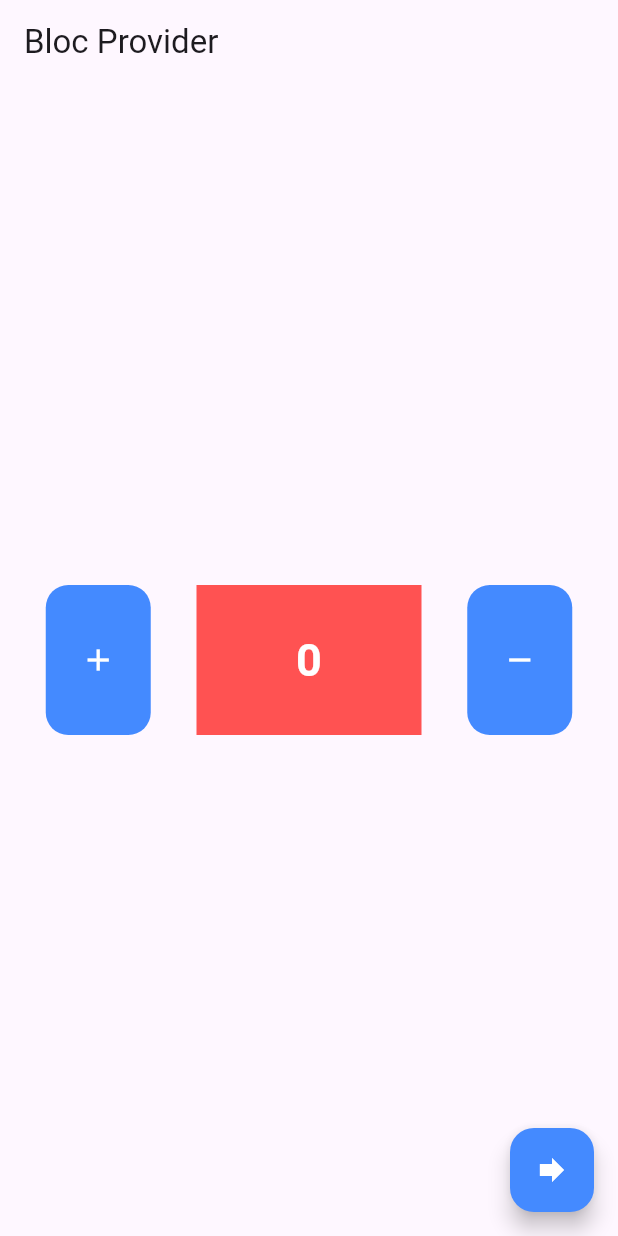
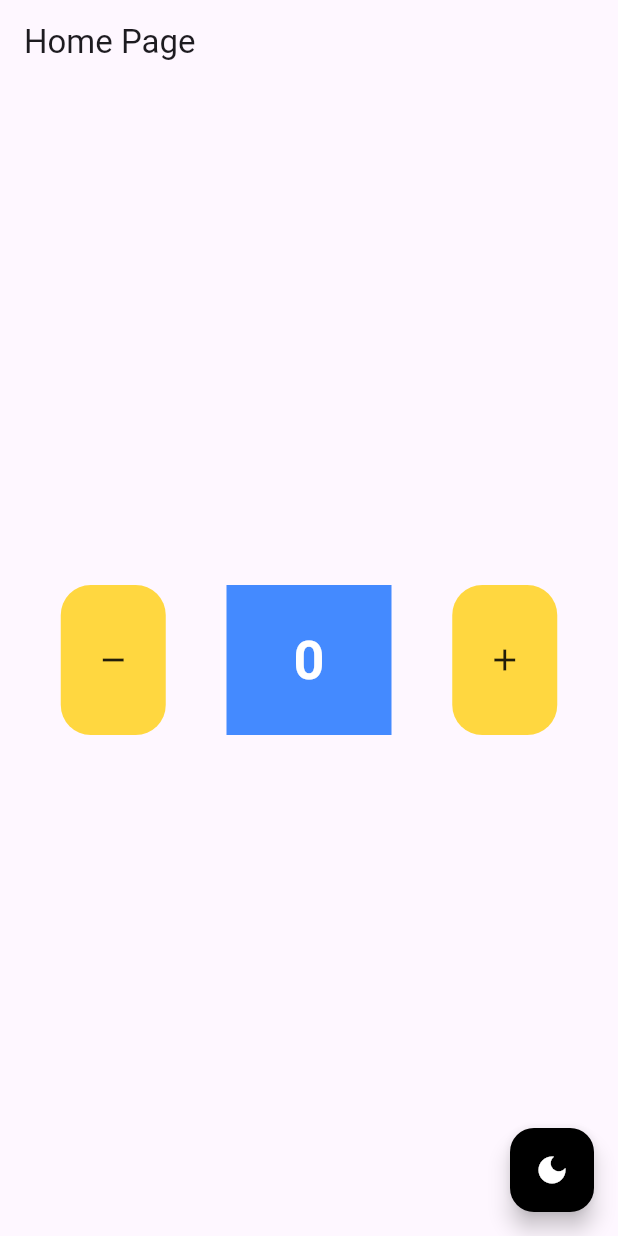
Before and after one commit to RizkyArdiansyahhh/flutter, a Flutter app: the screen it shows after launch, on a phone screen of 412 x 824 dp. Run offline on Flutter 3.47's test engine with Material 3 defaults, Android fonts, the phone set to English and light mode, and no system bars; our stand-ins replace flutter_bloc.

Commit message:
learn : Multi Bloc Provider

```diff
--- /dev/null
+++ b/lib/bloc/counterBloc.dart
@@ -0,0 +1,17 @@
+import 'dart:developer';
+
+import 'package:flutter_bloc/flutter_bloc.dart';
+
+class Counterbloc extends Cubit<int> {
+  Counterbloc({this.initialData = 0}) : super(initialData);
+  final int initialData;
+
+  void add() => emit(state + 1);
+  void remove() => emit(state - 1);
+
+  @override
+  void onChange(Change<int> change) {
+    super.onChange(change);
+    log("$change");
+  }
+}
--- /dev/null
+++ b/lib/bloc/themeBloc.dart
@@ -0,0 +1,15 @@
+import 'dart:developer';
+import 'package:flutter_bloc/flutter_bloc.dart';
+
+class Themebloc extends Cubit<bool> {
+  // if true => light mode (default)
+  // if false => dark mode
+  Themebloc() : super(true);
+
+  void changeMode() => emit(!state);
+
+  @override
+  void onChange(Change<bool> change) {
+    log("$change");
+  }
+}
--- a/lib/main.dart
+++ b/lib/main.dart
@@ -1,93 +1,31 @@
 import 'package:flutter/material.dart';
-import 'package:learn_flutter/number_card.dart';
-import 'package:learn_flutter/routes/routes.dart';
+import 'package:flutter_bloc/flutter_bloc.dart';
+import 'package:learn_flutter/bloc/counterBloc.dart';
+import 'package:learn_flutter/bloc/themeBloc.dart';
+import 'package:learn_flutter/pages/home_page.dart';
 
 void main() {
-  runApp(MainApp());
+  runApp(const MyApp());
 }
 
-class MainApp extends StatelessWidget {
-  MainApp({super.key});
-  final route = MyRoutes();
+class MyApp extends StatelessWidget {
+  const MyApp({super.key});
 
   @override
   Widget build(BuildContext context) {
-    print("rebuild");
-    return MaterialApp(
-        debugShowCheckedModeBanner: false,
-        onGenerateRoute: route.onGenerateRoute
-        // routes: {
-        //   "/": (context) => BlocProvider.value(
-        //         value: counterCubit,
-        //         child: ProviderPage(),
-        //       ),
-        //   "/second": (context) =>
-        //       BlocProvider.value(value: counterCubit, child: SecondPage()),
-        // },
-
-        // home: BlocProvider(
-        //   create: (context) => CounterCubit(),
-        //   child: ProviderPage(),
-        // ),
-        );
-  }
-}
-
-class MainPage extends StatelessWidget {
-  const MainPage({super.key});
-
-  @override
-  Widget build(BuildContext context) {
-    return Scaffold(
-      appBar: AppBar(
-        title: Text("Flutter Bloc v6.1.1 Demo"),
-      ),
-      body: Column(
-        mainAxisAlignment: MainAxisAlignment.center,
-        children: [
-          Row(
-            mainAxisAlignment: MainAxisAlignment.center,
-            children: [
-              NumberCard(
-                title: 'Number',
-                number: 0,
-              ),
-              SizedBox(
-                width: 40,
-              ),
-              NumberCard(
-                title: "Watch",
-                number: 0,
-              ),
-              SizedBox(
-                width: 40,
-              ),
-              NumberCard(
-                title: "Select",
-                number: 0,
-              ),
-            ],
-          ),
-          SizedBox(height: 40),
-          ElevatedButton(
-            onPressed: () {},
-            style: ElevatedButton.styleFrom(
-              backgroundColor: Colors.green[500],
-              shape: StadiumBorder(
-                side: BorderSide(
-                  color: Color(0xFF66BB6A),
-                  width: 2,
-                ),
-              ),
+    return BlocProvider(
+      create: (context) => Themebloc(),
+      child: BlocBuilder<Themebloc, bool>(
+        builder: (context, state) {
+          return MaterialApp(
+            theme: (state) ? ThemeData.light() : ThemeData.dark(),
+            debugShowCheckedModeBanner: false,
+            home: BlocProvider(
+              create: (context) => Counterbloc(),
+              child: const HomePage(),
             ),
-            child: Text(
-              "INCREMENT",
-              style: TextStyle(
-                color: Colors.white,
-              ),
-            ),
-          )
-        ],
+          );
+        },
       ),
     );
   }
--- /dev/null
+++ b/lib/pages/home_page.dart
@@ -0,0 +1,85 @@
+import 'package:flutter/material.dart';
+import 'package:flutter_bloc/flutter_bloc.dart';
+import 'package:learn_flutter/bloc/counterBloc.dart';
+import 'package:learn_flutter/bloc/themeBloc.dart';
+
+class HomePage extends StatelessWidget {
+  const HomePage({super.key});
+
+  @override
+  Widget build(BuildContext context) {
+    return Scaffold(
+      appBar: AppBar(
+        title: const Text("Home Page"),
+      ),
+      floatingActionButton: BlocBuilder<Themebloc, bool>(
+        builder: (context, state) {
+          return FloatingActionButton(
+            backgroundColor: (state) ? Colors.black : Colors.white,
+            onPressed: () {
+              context.read<Themebloc>().changeMode();
+            },
+            child: Icon(
+              (state) ? Icons.dark_mode : Icons.light_mode,
+              color: (state) ? Colors.white : Colors.black,
+            ),
+          );
+        },
+      ),
+      body: Column(
+        mainAxisAlignment: MainAxisAlignment.center,
+        children: [
+          Row(
+            mainAxisAlignment: MainAxisAlignment.spaceEvenly,
+            children: [
+              SizedBox(
+                width: 70,
+                height: 100,
+                child: Material(
+                  color: Colors.amberAccent,
+                  borderRadius: BorderRadius.circular(20),
+                  child: InkWell(
+                      onTap: () {
+                        context.read<Counterbloc>().remove();
+                      },
+                      child: const Icon(Icons.remove)),
+                ),
+              ),
+              Container(
+                width: 110,
+                height: 100,
+                color: Colors.blueAccent,
+                child: Center(
+                  child: BlocBuilder<Counterbloc, int>(
+                    builder: (context, state) {
+                      return Text(
+                        "$state",
+                        style: const TextStyle(
+                            fontSize: 36,
+                            fontWeight: FontWeight.bold,
+                            color: Colors.white),
+                      );
+                    },
+                  ),
+                ),
+              ),
+              SizedBox(
+                width: 70,
+                height: 100,
+                child: Material(
+                  color: Colors.amberAccent,
+                  borderRadius: BorderRadius.circular(20),
+                  child: InkWell(
+                      onTap: () {
+                        context.read<Counterbloc>().add();
+                      },
+                      child: const Icon(Icons.add)),
+                ),
+              ),
+            ],
+          )
+        ],
+      ),
+    );
+  }
+}
--- a/lib/provider_page.dart
+++ /dev/null
@@ -1,85 +0,0 @@
-import 'package:flutter/material.dart';
-import 'package:flutter_bloc/flutter_bloc.dart';
-import 'package:learn_flutter/Other/second_page.dart';
-import 'package:learn_flutter/widgets/data_widget.dart';
-import 'cubitPage.dart';
-
-class ProviderPage extends StatelessWidget {
-  const ProviderPage({super.key});
-
-  @override
-  Widget build(BuildContext context) {
-    final CounterCubit counterCubit = context.read<CounterCubit>();
-    return Scaffold(
-      appBar: AppBar(
-        title: const Text("Bloc Provider"),
-      ),
-      floatingActionButton: FloatingActionButton(
-        onPressed: () {
-          Navigator.pushNamed(context, "/second");
-          // Navigator.of(context).push(
-          //   MaterialPageRoute(
-          //       builder: (context) => BlocProvider.value(
-          //             value: counterCubit,
-          //             child: SecondPage(),
-          //           )),
-          // );
-        },
-        backgroundColor: Colors.blueAccent,
-        child: const Icon(
-          Icons.forward,
-          color: Colors.white,
-        ),
-      ),
-      body: Column(
-        mainAxisAlignment: MainAxisAlignment.center,
-        children: [
-          Row(
-            mainAxisAlignment: MainAxisAlignment.spaceEvenly,
-            children: [
-              Material(
-                borderRadius: BorderRadius.circular(15),
-                color: Colors.blueAccent,
-                child: InkWell(
-                  onTap: () {
-                    counterCubit.increment();
-                  },
-                  child: const SizedBox(
-                    width: 70,
-                    height: 100,
-                    child: Center(
-                      child: Icon(
-                        Icons.add,
-                        color: Colors.white,
-                      ),
-                    ),
-                  ),
-                ),
-              ),
-              DataWidget(),
-              Material(
-                borderRadius: BorderRadius.circular(15),
-                color: Colors.blueAccent,
-                child: InkWell(
-                  onTap: () {
-                    counterCubit.decrement();
-                  },
-                  child: const SizedBox(
-                    width: 70,
-                    height: 100,
-                    child: Center(
-                      child: Icon(
-                        Icons.remove,
-                        color: Colors.white,
-                      ),
-                    ),
-                  ),
-                ),
-              ),
-            ],
-          ),
-        ],
-      ),
-    );
-  }
-}
--- a/lib/routes/routes.dart
+++ /dev/null
@@ -1,29 +0,0 @@
-import 'package:flutter/material.dart';
-import 'package:flutter_bloc/flutter_bloc.dart';
-import 'package:learn_flutter/404/404.dart';
-import 'package:learn_flutter/Other/second_page.dart';
-import 'package:learn_flutter/cubitPage.dart';
-import 'package:learn_flutter/provider_page.dart';
-
-class MyRoutes {
-  final CounterCubit counterCubit = CounterCubit();
-
-  Route onGenerateRoute(RouteSettings settings) {
-    switch (settings.name) {
-      case "/":
-        return MaterialPageRoute(
-            builder: (context) => BlocProvider.value(
-                  value: counterCubit,
-                  child: ProviderPage(),
-                ));
-      case "/second":
-        return MaterialPageRoute(
-            builder: (_) => BlocProvider.value(
-                  value: counterCubit,
-                  child: SecondPage(),
-                ));
-      default:
-        return MaterialPageRoute(builder: (_) => NotFoundPage());
-    }
-  }
-}
--- a/lib/widgets/center_widget.dart
+++ /dev/null
@@ -1,24 +0,0 @@
-import 'package:flutter/material.dart';
-import 'package:flutter_bloc/flutter_bloc.dart';
-import 'package:learn_flutter/cubitPage.dart';
-
-class CenterWidget extends StatelessWidget {
-  const CenterWidget({
-    super.key,
-  });
-
-  @override
-  Widget build(BuildContext context) {
-    return Center(
-      child: BlocBuilder<CounterCubit, int>(
-        builder: (context, state) {
-          return Text(
-            "$state",
-            style: const TextStyle(
-                color: Colors.white, fontSize: 30, fontWeight: FontWeight.bold),
-          );
-        },
-      ),
-    );
-  }
-}
--- a/lib/widgets/data_widget.dart
+++ /dev/null
@@ -1,19 +0,0 @@
-import 'package:flutter/material.dart';
-import 'package:learn_flutter/cubitPage.dart';
-import 'package:learn_flutter/widgets/center_widget.dart';
-
-class DataWidget extends StatelessWidget {
-  const DataWidget({
-    super.key,
-  });
-
-  @override
-  Widget build(BuildContext context) {
-    return Container(
-      width: 150,
-      height: 100,
-      color: Colors.redAccent,
-      child: CenterWidget(),
-    );
-  }
-}
```
Also changed, not shown: lib/404/404.dart (deleted, +0 -17 lines), lib/CounterPage.dart (deleted, +0 -43 lines), lib/Other/second_page.dart (deleted, +0 -26 lines), lib/cubitPage.dart (deleted, +0 -108 lines), lib/number_card.dart (deleted, +0 -45 lines), lib/stream.dart (deleted, +0 -42 lines).
